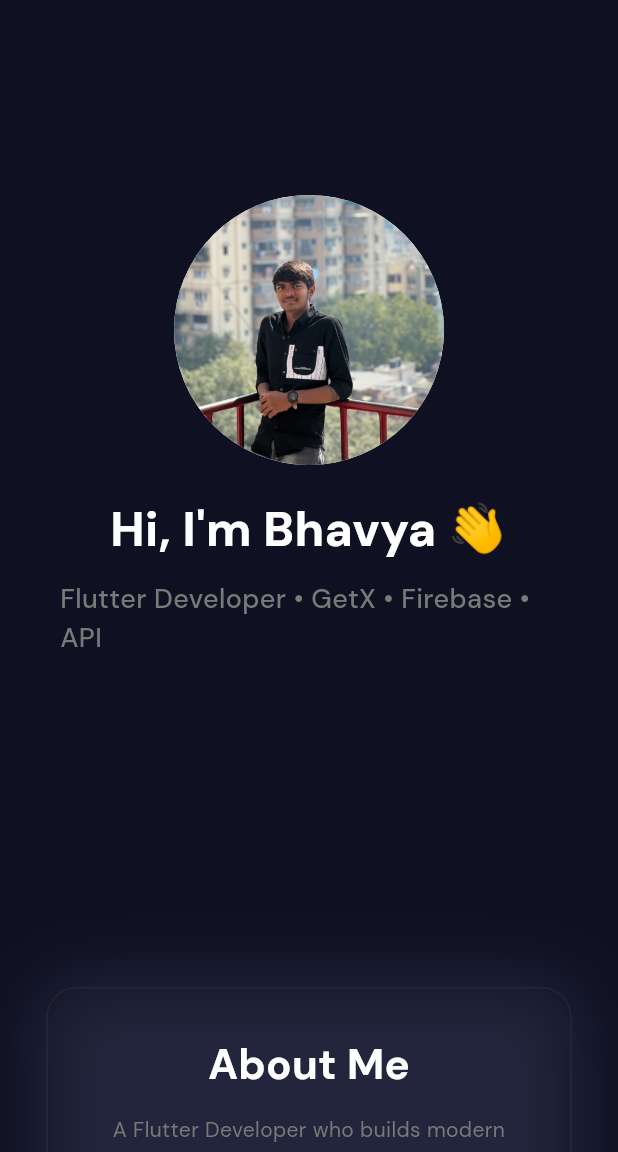
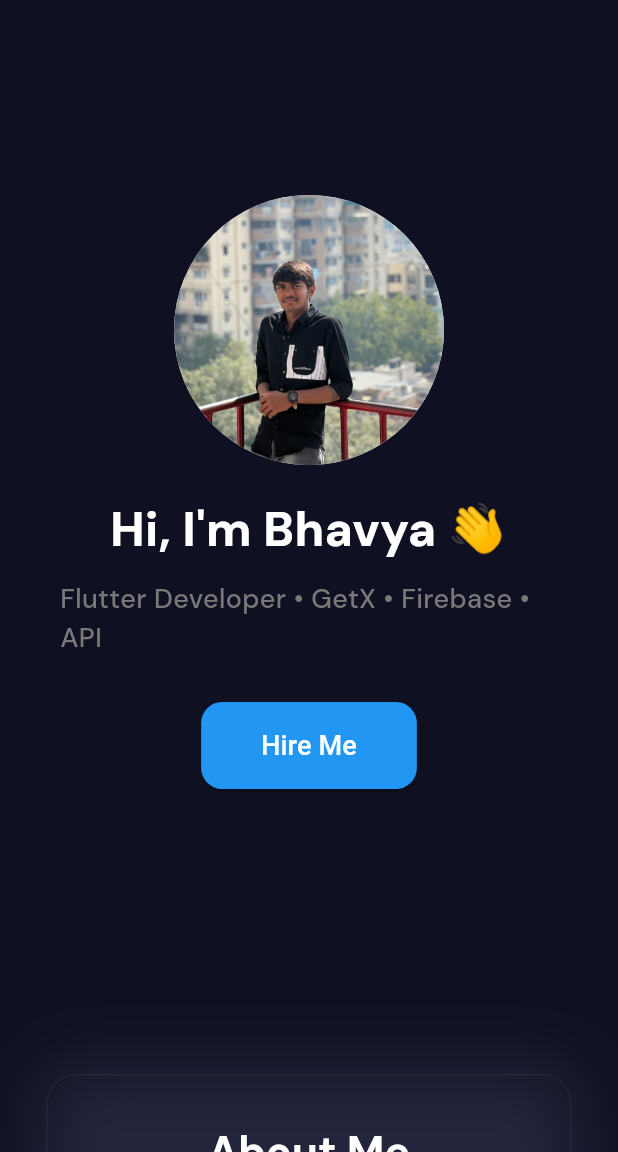
Before and after one commit to giniyabhavya260-hub/bhavya_giniya_portfolio, a Flutter app: the screen it shows after launch, on a phone screen of 412 x 824 dp, the part 84-1236 px from its top. Run offline on Flutter 3.47's test engine with Material 3 defaults, Android fonts, the phone set to English and light mode, and no system bars; drawn by our look-alikes of flutter_animate; our stand-ins replace gap, get.

Commit message:
show A hire me button

```diff
--- a/lib/view/screens/home/home_screen.dart
+++ b/lib/view/screens/home/home_screen.dart
@@ -108,6 +108,7 @@ Widget _hero(bool isWide) {
 
         Gap(30),
 
+        HireMeButton(),
       ],
     ),
   );
```
